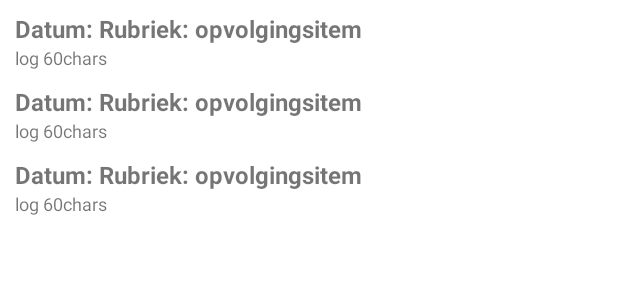
After one commit to JavaAppsJM/appItemBord, an Android app: the layout activity_logboek.xml on its own in the app's theme, with its tools: preview values and no code run, on a phone screen of 412 x 824 dp. The commit adds this screen. Shown: the top 300 px of the screen. Run offline under Robolectric (Android 15) with nearby library versions, the phone set to English and light mode, and no system bars.

Commit message:
Logboek toegevoegd mr nog niet getest

```diff
--- a/src/main/java/be/hvwebsites/itembord/constants/SpecificData.java
+++ b/src/main/java/be/hvwebsites/itembord/constants/SpecificData.java
@@ -3,6 +3,7 @@ package be.hvwebsites.itembord.constants;
 public class SpecificData {
 
     public static final String NO_STATUSBORDITEMS_YET = "Er zijn nog geen items voor het status bord !";
+    public static final String NO_LOGBOEKITEMS_YET = "Er zijn nog geen logs voor het logboek !";
 
     public static final String NO_RUBRIEKEN_YET = "Er zijn nog geen rubrieken !";
     public static final String NO_OPVOLGINGSITEMS_YET = "Er zijn nog geen opvolgingsitems !";
--- /dev/null
+++ b/src/main/res/layout/activity_logboek.xml
@@ -0,0 +1,20 @@
+<?xml version="1.0" encoding="utf-8"?>
+<androidx.constraintlayout.widget.ConstraintLayout xmlns:android="http://schemas.android.com/apk/res/android"
+    xmlns:app="http://schemas.android.com/apk/res-auto"
+    xmlns:tools="http://schemas.android.com/tools"
+    android:layout_width="match_parent"
+    android:layout_height="match_parent"
+    tools:context=".Logboek">
+
+    <androidx.recyclerview.widget.RecyclerView
+        android:id="@+id/recyc_logboek"
+        android:layout_width="0dp"
+        android:layout_height="0dp"
+        android:layout_margin="8dp"
+        app:layout_constraintBottom_toBottomOf="parent"
+        app:layout_constraintEnd_toEndOf="parent"
+        app:layout_constraintStart_toStartOf="parent"
+        app:layout_constraintTop_toTopOf="parent"
+        tools:listitem="@layout/list_logboek_item" />
+
+</androidx.constraintlayout.widget.ConstraintLayout>
--- /dev/null
+++ b/src/main/res/layout/list_logboek_item.xml
@@ -0,0 +1,32 @@
+<?xml version="1.0" encoding="utf-8"?>
+<android.widget.LinearLayout
+    xmlns:android="http://schemas.android.com/apk/res/android"
+    xmlns:app="http://schemas.android.com/apk/res-auto"
+    xmlns:tools="http://schemas.android.com/tools"
+    android:layout_width="match_parent"
+    android:layout_height="wrap_content"
+    android:orientation="vertical">
+
+    <TextView
+        android:id="@+id/logboek_item_line1"
+        android:layout_width="match_parent"
+        android:layout_height="wrap_content"
+        android:layout_marginStart="2dp"
+        android:layout_marginLeft="2dp"
+        android:textSize="16sp"
+        android:textStyle="bold"
+        app:layout_constraintStart_toStartOf="parent"
+        tools:text="Datum: Rubriek: opvolgingsitem" />
+
+    <TextView
+        android:id="@+id/logboek_item_line2"
+        android:layout_width="match_parent"
+        android:layout_height="wrap_content"
+        android:layout_marginStart="2dp"
+        android:layout_marginLeft="2dp"
+        android:layout_marginBottom="10dp"
+        android:textSize="12sp"
+        app:layout_constraintStart_toStartOf="parent"
+        tools:text="log 60chars" />
+
+</android.widget.LinearLayout>
```
Also changed, not shown: src/main/AndroidManifest.xml (+15 -7 lines), src/main/java/be/hvwebsites/itembord/Logboek.java (added, +122 -0 lines), src/main/java/be/hvwebsites/itembord/MainActivity.java (+6 -3 lines), src/main/java/be/hvwebsites/itembord/adapters/LoboekItemListAdapter.java (added, +144 -0 lines), src/main/java/be/hvwebsites/itembord/helpers/ListItemLogboekHelper.java (added, +87 -0 lines), src/main/java/be/hvwebsites/itembord/viewmodels/EntitiesViewModel.java (+6 -1 lines).
